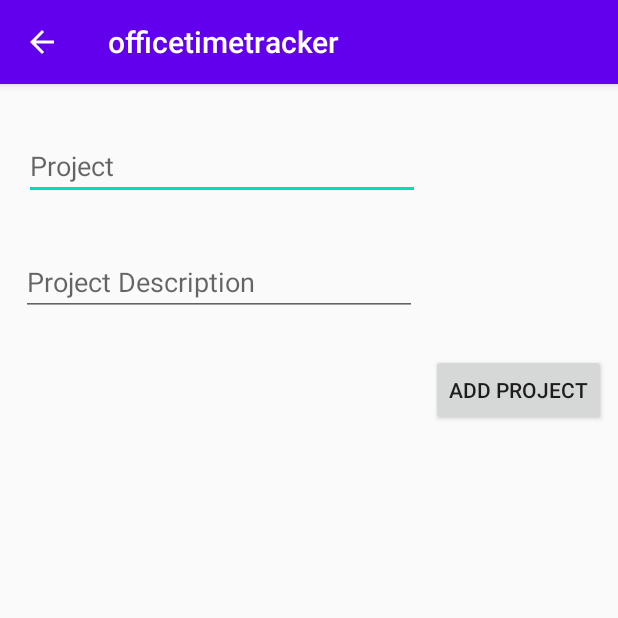
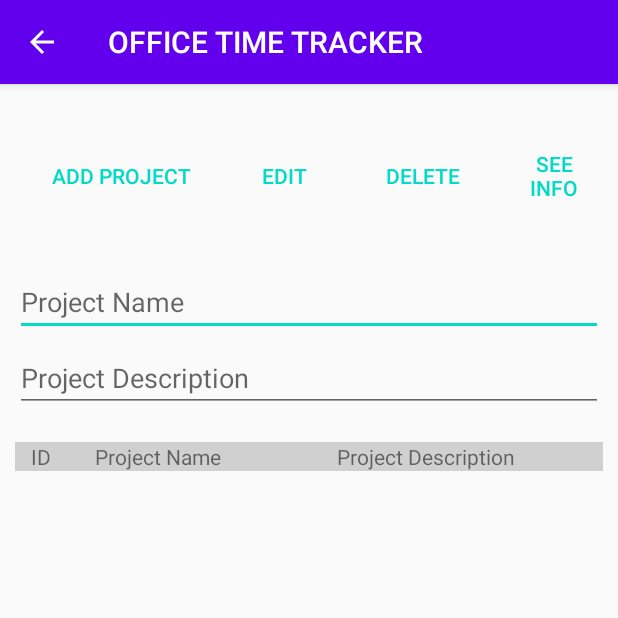
Before and after one commit to MariusRA/fool, an Android app: the ProjectsActivity screen opened directly, with no data from a screen before it, on a phone screen of 412 x 824 dp, the top half of it. Run offline under Robolectric (Android 15) with nearby library versions, the phone set to English and light mode, and no system bars.

Commit message:
Layout for the projects activity

```diff
--- a/app/front_end/OTTOfficeTimeTracker/app/src/main/java/com/example/officetimetracker/ProjectsActivity.java
+++ b/app/front_end/OTTOfficeTimeTracker/app/src/main/java/com/example/officetimetracker/ProjectsActivity.java
@@ -4,58 +4,30 @@ import androidx.appcompat.app.AppCompatActivity;
 
 import android.database.Cursor;
 import android.os.Bundle;
-import android.view.View;
 import android.widget.Button;
-import android.widget.EditText;
-import android.widget.TextView;
-import android.widget.Toast;
+import android.widget.TableLayout;
+import android.widget.TableRow;
+
 
 public class ProjectsActivity extends AppCompatActivity {
 
     DatabaseHelper mydbh;
-    TextView projectsList;
-
-    EditText pName, pDescription;
-    Button addProject;
+    TableLayout table;
+    TableRow row;
+    Button addProject,deleteProject,editProject,seeProjectInfo;
 
     @Override
     protected void onCreate(Bundle savedInstanceState) {
         super.onCreate(savedInstanceState);
         setContentView(R.layout.activity_projects);
 
-      /*  pName = findViewById(R.id.projectName);
-        pDescription = findViewById(R.id.projectDescription);
-        addProject = findViewById(R.id.btnAddProject);
-
-        mydbh = new DatabaseHelper(getApplicationContext());
-
-        StringBuilder stringBuilder = new StringBuilder();
-
-        Cursor cursor = mydbh.dataView();
-
-        if (cursor.getCount() < 1) {
-            stringBuilder.append("No data ");
-        } else {
-            stringBuilder.append("");
-            while (cursor.moveToNext()) {
-                stringBuilder.append("\nProject id: " + cursor.getInt(cursor.getColumnIndex("id")) +
-                        "\nProject name: " + cursor.getString(cursor.getColumnIndex("name")) +
-                        "\nProject description: " + cursor.getString(cursor.getColumnIndex("description"))
-                        + "\n");
-            }
-        }
+        table=findViewById(R.id.tlProjects);
+        addProject=findViewById(R.id.btnAddProject);
+        deleteProject=findViewById(R.id.btnDeleteProject);
+        editProject=findViewById(R.id.btnEditProject);
+        seeProjectInfo=findViewById(R.id.btnSeeInfo);
 
 
-        addProject.setOnClickListener(new View.OnClickListener() {
-            @Override
-            public void onClick(View v) {
-                boolean result = mydbh.insertProject(pName.getText().toString(), pDescription.getText().toString());
-                if (result) {
-                    Toast.makeText(getApplicationContext(), "New project added!", Toast.LENGTH_LONG).show();
-                } else {
-                    Toast.makeText(getApplicationContext(), "Problem adding the new project!", Toast.LENGTH_LONG).show();
-                }
-            }
-        });*/
+
     }
 }
--- a/app/front_end/OTTOfficeTimeTracker/app/src/main/res/layout/activity_projects.xml
+++ b/app/front_end/OTTOfficeTimeTracker/app/src/main/res/layout/activity_projects.xml
@@ -1,45 +1,114 @@
 <?xml version="1.0" encoding="utf-8"?>
-<androidx.constraintlayout.widget.ConstraintLayout xmlns:android="http://schemas.android.com/apk/res/android"
+<androidx.appcompat.widget.LinearLayoutCompat xmlns:android="http://schemas.android.com/apk/res/android"
     xmlns:app="http://schemas.android.com/apk/res-auto"
     xmlns:tools="http://schemas.android.com/tools"
     android:layout_width="match_parent"
     android:layout_height="match_parent"
+    android:orientation="vertical"
     tools:context=".ProjectsActivity">
 
-    <Button
-        android:id="@+id/btnAddProject"
-        android:layout_width="wrap_content"
+    <TableLayout
+        android:id="@+id/tlProjects"
+        style="?android:attr/buttonBarStyle"
+        android:layout_width="match_parent"
         android:layout_height="wrap_content"
-        android:layout_marginTop="180dp"
-        android:layout_marginEnd="8dp"
-        android:text="@string/btnAddProject"
-        app:layout_constraintEnd_toEndOf="parent"
-        app:layout_constraintTop_toTopOf="parent" />
+        android:layout_marginHorizontal="10dp"
+        android:layout_marginVertical="30dp">
 
-    <EditText
-        android:id="@+id/projectName"
-        android:layout_width="264dp"
-        android:layout_height="45dp"
-        android:layout_marginTop="32dp"
-        android:ems="10"
-        android:inputType="textPersonName"
-        android:hint="@string/projectName"
-        app:layout_constraintEnd_toEndOf="parent"
-        app:layout_constraintHorizontal_bias="0.108"
-        app:layout_constraintStart_toStartOf="parent"
-        app:layout_constraintTop_toTopOf="parent" />
 
-    <EditText
-        android:id="@+id/projectDescription"
-        android:layout_width="264dp"
-        android:layout_height="45dp"
-        android:layout_marginTop="32dp"
-        android:ems="10"
-        android:inputType="textPersonName"
-        android:hint="@string/projectDescription"
-        app:layout_constraintEnd_toEndOf="parent"
-        app:layout_constraintHorizontal_bias="0.095"
-        app:layout_constraintStart_toStartOf="parent"
-        app:layout_constraintTop_toBottomOf="@+id/projectName" />
+        <TableRow>
 
-</androidx.constraintlayout.widget.ConstraintLayout>
+            <Button
+                android:id="@+id/btnAddProject"
+                style="?android:attr/buttonBarButtonStyle"
+                android:layout_width="wrap_content"
+                android:layout_height="match_parent"
+                android:layout_marginBottom="10dp"
+                android:layout_weight="1"
+                android:gravity="center"
+                android:text="@string/btnAddProject"></Button>
+
+            <Button
+                android:id="@+id/btnEditProject"
+                style="?android:attr/buttonBarButtonStyle"
+                android:layout_width="wrap_content"
+                android:layout_height="match_parent"
+                android:layout_marginBottom="10dp"
+                android:layout_weight="0.5"
+                android:gravity="center"
+                android:text="@string/btnEditProject"></Button>
+
+            <Button
+                android:id="@+id/btnDeleteProject"
+                style="?android:attr/buttonBarButtonStyle"
+                android:layout_width="wrap_content"
+                android:layout_height="match_parent"
+                android:layout_marginBottom="10dp"
+                android:layout_weight="0.5"
+                android:gravity="center"
+                android:text="@string/btnDeleteProject"></Button>
+
+            <Button
+                android:id="@+id/btnSeeInfo"
+                style="?android:attr/buttonBarButtonStyle"
+                android:layout_width="wrap_content"
+                android:layout_height="match_parent"
+                android:layout_marginBottom="10dp"
+                android:layout_weight="1"
+                android:gravity="center"
+                android:text="@string/btnSeeInfo"></Button>
+        </TableRow>
+
+        <TableRow>
+
+            <EditText
+                android:id="@+id/etProjectName"
+                android:layout_marginTop="20dp"
+                android:layout_marginBottom="5dp"
+                android:layout_weight="1"
+                android:hint="@string/etPName"
+                android:inputType="text"></EditText>
+        </TableRow>
+
+        <TableRow>
+
+            <EditText
+                android:id="@+id/etProjectDescription"
+                android:layout_marginBottom="20dp"
+                android:layout_weight="1"
+                android:hint="@string/etPDescription"
+                android:inputType="text"></EditText>
+        </TableRow>
+
+        <TableRow>
+
+            <TextView
+                android:id="@+id/etPID"
+                android:layout_width="0dp"
+                android:layout_height="wrap_content"
+                android:layout_weight="0.3"
+                android:background="#d0d0d0"
+                android:gravity="center"
+                android:text="@string/etPID"></TextView>
+
+            <TextView
+                android:id="@+id/etPName"
+                android:layout_width="wrap_content"
+                android:layout_height="wrap_content"
+                android:layout_weight="0.3"
+                android:background="#d0d0d0"
+                android:gravity="center"
+                android:text="@string/etPName"></TextView>
+
+            <TextView
+                android:id="@+id/etPDEscription"
+                android:layout_width="wrap_content"
+                android:layout_height="wrap_content"
+                android:layout_weight="1"
+                android:background="#d0d0d0"
+                android:gravity="center"
+                android:text="@string/etPDescription"></TextView>
+        </TableRow>
+    </TableLayout>
+
+</androidx.appcompat.widget.LinearLayoutCompat>
--- a/app/front_end/OTTOfficeTimeTracker/app/src/main/res/values/strings.xml
+++ b/app/front_end/OTTOfficeTimeTracker/app/src/main/res/values/strings.xml
@@ -1,5 +1,5 @@
 <resources>
-    <string name="app_name">officetimetracker</string>
+    <string name="app_name">OFFICE TIME TRACKER</string>
     <string name="edit_email">E-mail</string>
     <string name="btn_submit">Submit</string>
     <string name="edit_name">Name</string>
@@ -17,9 +17,15 @@
     <string name="newEmail">New Email</string>
     <string name="newPassword">New Password</string>
     <string name="oldPassword">Introduce the old password to confirm</string>
-    <string name="btnUpdate">Confirm</string>
     <string name="btnUpdateProfile">Update Profile</string>
     <string name="btnAddProject">Add Project</string>
-    <string name="projectName">Project</string>
-    <string name="projectDescription">Project Description</string>
+    <string name="btnEditProject">Edit</string>
+    <string name="btnDeleteProject">Delete</string>
+    <string name="btnSeeInfo">See Info</string>
+
+    <string name="etPID">ID</string>
+    <string name="etPName">Project Name</string>
+    <string name="etPDescription">Project Description</string>
+
+
 </resources>
```
